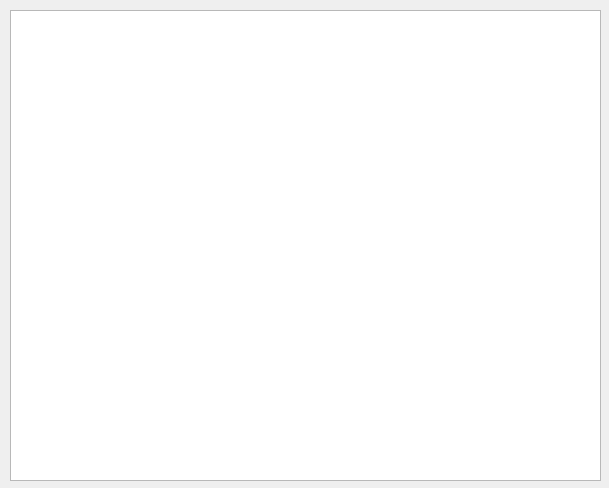
Old version of the form forms/GlyphForm.ui in the repository wil-low/astronom-qt.
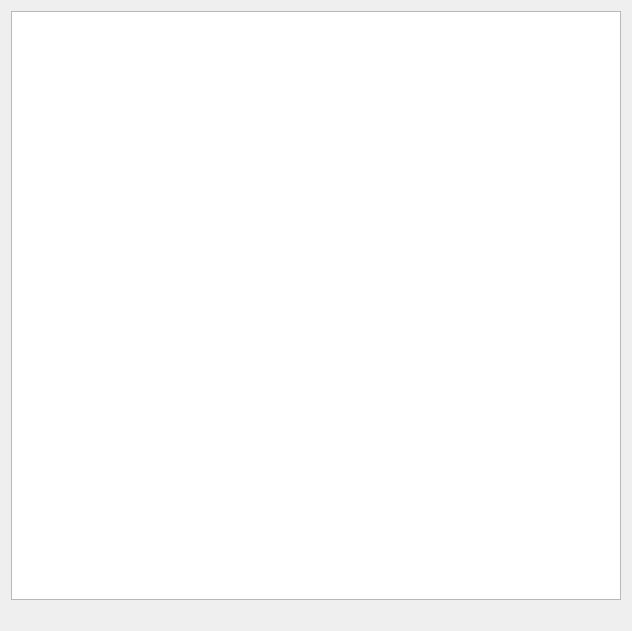
New version of the form.

```diff
--- a/forms/GlyphForm.ui
+++ b/forms/GlyphForm.ui
@@ -6,23 +6,35 @@
    <rect>
     <x>0</x>
     <y>0</y>
-    <width>609</width>
-    <height>488</height>
+    <width>632</width>
+    <height>631</height>
    </rect>
   </property>
   <property name="windowTitle">
    <string>Dialog</string>
   </property>
-  <widget class="QTableWidget" name="tableWidget">
-   <property name="geometry">
-    <rect>
-     <x>10</x>
-     <y>10</y>
-     <width>591</width>
-     <height>471</height>
-    </rect>
-   </property>
-  </widget>
+  <layout class="QVBoxLayout" name="verticalLayout">
+   <item>
+    <widget class="QTableWidget" name="tblGlyphs">
+     <property name="editTriggers">
+      <set>QAbstractItemView::NoEditTriggers</set>
+     </property>
+     <property name="selectionMode">
+      <enum>QAbstractItemView::SingleSelection</enum>
+     </property>
+     <property name="gridStyle">
+      <enum>Qt::DotLine</enum>
+     </property>
+    </widget>
+   </item>
+   <item>
+    <widget class="QLabel" name="lblCharCode">
+     <property name="text">
+      <string/>
+     </property>
+    </widget>
+   </item>
+  </layout>
  </widget>
  <resources/>
  <connections/>
```
Left out of the diff: 2 changed lines with no effect on the pictures.
